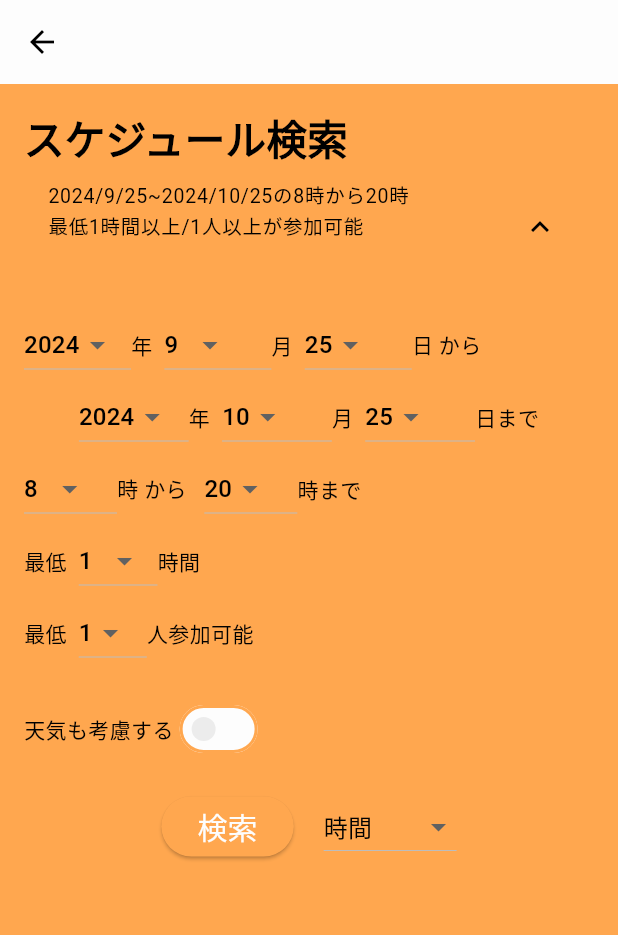
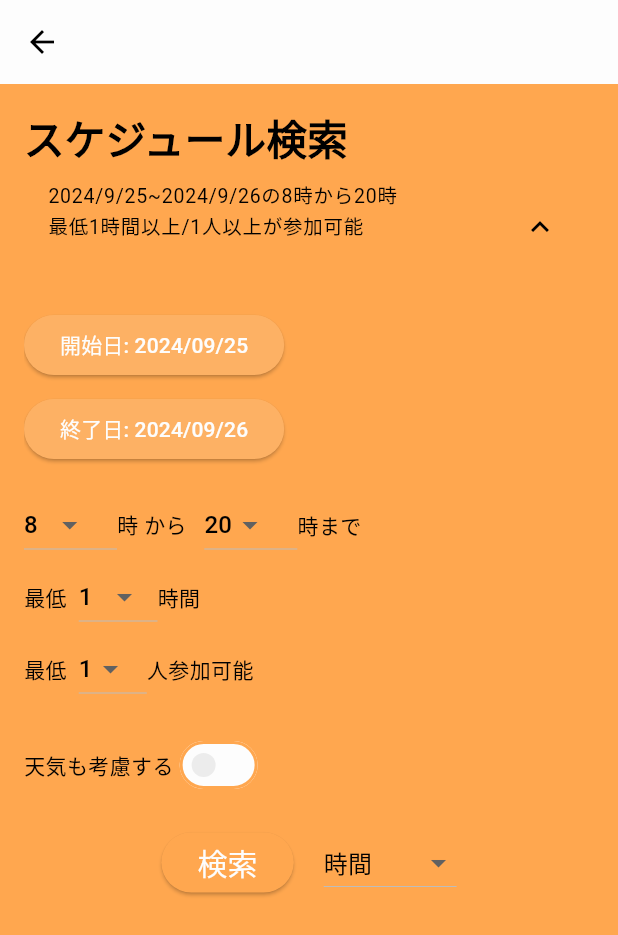
Before and after one commit to JOIMathProject/calendar_sharing, a Flutter app: the SearchSchedule screen opened directly with empty values, on a phone screen of 412 x 824 dp. Shown: the top 935 px of the screen. Run offline on Flutter 3.47's test engine with Material 3 defaults, Android fonts, the phone set to English and light mode, and no system bars; our stand-ins replace badges, flutter_chat_types, flutter_chat_ui, font_awesome_flutter, google_sign_in, image_picker and 2 more; missing offline and left inert: extension_google_sign_in_as_googleapis_auth, googleapis, syncfusion_localizations; accounts and stored records are empty; network calls fail; Roboto replaces fonts that are missing (MPLUSRounded1c-Regular); key blocks and very long unbroken strings in the code were emptied for the run.

Commit message:
updated searchSchedule

```diff
--- a/lib/screen/MyContent.dart
+++ b/lib/screen/MyContent.dart
@@ -43,7 +43,7 @@ class _MyContentState extends State<MyContent> {
         endTime: event.endTime,
         subject: event.summary,
         notes: event.description, // Map description to notes
-        color: event.is_local ? GlobalColor.MainCol : Colors.red, // Different colors
+        color: event.is_local ?  Colors.blue:GlobalColor.MainCol, // Different colors
       );
     }).toList();
 
--- a/lib/screen/SearchSchedule.dart
+++ b/lib/screen/SearchSchedule.dart
@@ -18,13 +18,11 @@ class SearchSchedule extends StatefulWidget {
 }
 
 class _SearchScheduleState extends State<SearchSchedule> {
+
+  DateTime _startDate = DateTime.now();
+  DateTime _endDate = DateTime.now().add(Duration(days: 1)); // Default to next day
+
   DateTime now = DateTime.now();
-  int startYear = DateTime.now().year;
-  int endYear = DateTime.now().year;
-  int startDateMonth = DateTime.now().month;
-  int endDateMonth = DateTime.now().month + 1;
-  int startDateDay = DateTime.now().day;
-  int endDateDay = DateTime.now().day;
   int startTime = 8;
   int endTime = 20;
   int minHours = 1;
@@ -104,29 +102,6 @@ class _SearchScheduleState extends State<SearchSchedule> {
 
   List<SearchResultEvent> searchResults = [];
   final expansionTileController = ExpansionTileController();
-  List<int> getAvailableDays(int year, int month) {
-    int lastDayOfMonth = DateTime(year, month + 1, 0).day;
-    DateTime selectedDate = DateTime(year, month, 1);
-    int startDayLimit =
-    (selectedDate.isAfter(now) || selectedDate.isAtSameMomentAs(now))
-        ? 1
-        : now.day + 1;
-
-    if (year == startYear && month == startDateMonth) {
-      startDayLimit = startDateDay;
-    }
-
-    // Ensure today's date is not included in the available days
-    if (year == now.year && month == now.month) {
-      if (startDayLimit <= now.day) {
-        startDayLimit = now.day + 1;
-      }
-    }
-
-    return List.generate(
-        lastDayOfMonth - startDayLimit + 1, (index) => startDayLimit + index);
-  }
-
   String? primaryCalendar;
   Future<void> getPrimaryCalendar() async {
     primaryCalendar = await GetGroupPrimaryCalendar().getGroupPrimaryCalendar(widget.groupId,Provider.of<UserData>(context, listen: false).uid);
@@ -134,60 +109,6 @@ class _SearchScheduleState extends State<SearchSchedule> {
   Future<void> _getGroupUsers() async {
     users = await GetUserInGroup().getUserInGroup(widget.groupId!);
     users.remove(users.firstWhere((element) => element.uid == Provider.of<UserData>(context, listen: false).uid));
-  }
-
-  List<int> getAvailableDaysStart(int year, int month) {
-    int lastDayOfMonth = DateTime(year, month + 1, 0).day;
-    int startDayLimit = 1;
-
-    if (year == startYear && month == DateTime.now().month) {
-      startDayLimit = DateTime.now().day;
-    }
-    return List.generate(
-        lastDayOfMonth - startDayLimit + 1, (index) => startDayLimit + index);
-  }
-
-  List<int> getAvailableMonths(int year) {
-    int startMonthLimit = (year == now.year) ? now.month : 1;
-
-    if (year == startYear) {
-      startMonthLimit = startDateMonth;
-    }
-    return List.generate(
-        12 - startMonthLimit + 1, (index) => startMonthLimit + index);
-  }
-
-  List<int> getAvailableMonthsStart(int year) {
-    int startMonthLimit = (year == now.year) ? now.month : 1;
-
-    if (year == startYear) {
-      startMonthLimit = DateTime.now().month;
-    }
-    return List.generate(
-        12 - startMonthLimit + 1, (index) => startMonthLimit + index);
-  }
-
-  List<int> getAvailableYears() {
-    return years.where((year) {
-      DateTime startDate = DateTime(startYear, startDateMonth, startDateDay);
-      DateTime endDate = DateTime(year, endDateMonth, endDateDay);
-      return endDate.isAfter(now) &&
-          endDate.isBefore(
-              startDate.add(Duration(days: 182))); // Limit to 6 months
-    }).toList();
-  }
-
-  void _adjustEndDate() {
-    DateTime startDate = DateTime(startYear, startDateMonth, startDateDay);
-    DateTime endDate = DateTime(endYear, endDateMonth, endDateDay);
-
-    if (startDate.isAfter(endDate)) {
-      setState(() {
-        endYear = startYear;
-        endDateMonth = startDateMonth;
-        endDateDay = startDateDay;
-      });
-    }
   }
 
   Future<void> _getGroupSize() async {
@@ -381,18 +302,19 @@ class _SearchScheduleState extends State<SearchSchedule> {
         String formatWithLeadingZero(int value) {
           return value.toString().padLeft(2, '0');
         }
+        String formatDate(DateTime date) {
+          return DateFormat('yyyy-MM-dd').format(date);
+        }
+        String formattedStartDate = formatDate(_startDate);
+        String formattedEndDate = formatDate(_endDate);
 
-        String formattedStartDateMonth = formatWithLeadingZero(startDateMonth);
-        String formattedEndDateMonth = formatWithLeadingZero(endDateMonth);
-        String formattedStartDateDay = formatWithLeadingZero(startDateDay);
-        String formattedEndDateDay = formatWithLeadingZero(endDateDay);
         String formattedStartTime = formatWithLeadingZero(startTime);
         String formattedEndTime = formatWithLeadingZero(endTime);
 
         searchResults = await SearchContentScheduleWeather().searchContentScheduleWeather(
           widget.groupId.toString(),
-          '$startYear-$formattedStartDateMonth-$formattedStartDateDay',
-          '$endYear-$formattedEndDateMonth-$formattedEndDateDay',
+          formattedStartDate,
+          formattedEndDate,
           formattedStartTime,
           '00',
           formattedEndTime,
@@ -413,18 +335,19 @@ class _SearchScheduleState extends State<SearchSchedule> {
         String formatWithLeadingZero(int value) {
           return value.toString().padLeft(2, '0');
         }
+        String formatDate(DateTime date) {
+          return DateFormat('yyyy-MM-dd').format(date);
+        }
+        String formattedStartDate = formatDate(_startDate);
+        String formattedEndDate = formatDate(_endDate);
 
-        String formattedStartDateMonth = formatWithLeadingZero(startDateMonth);
-        String formattedEndDateMonth = formatWithLeadingZero(endDateMonth);
-        String formattedStartDateDay = formatWithLeadingZero(startDateDay);
-        String formattedEndDateDay = formatWithLeadingZero(endDateDay);
         String formattedStartTime = formatWithLeadingZero(startTime);
         String formattedEndTime = formatWithLeadingZero(endTime);
 
         searchResults = await SearchContentSchedule().searchContentSchedule(
           widget.groupId,
-          '$startYear-$formattedStartDateMonth-$formattedStartDateDay',
-          '$endYear-$formattedEndDateMonth-$formattedEndDateDay',
+          formattedStartDate,
+          formattedEndDate,
           formattedStartTime,
           '00',
           formattedEndTime,
@@ -481,8 +404,90 @@ class _SearchScheduleState extends State<SearchSchedule> {
         });
       }
     });
+  }Future<void> _pickStartDate() async {
+    DateTime today = DateTime.now();
+    DateTime firstSelectableDate = DateTime(today.year, today.month, today.day);
+
+    DateTime? pickedDate = await showDatePicker(
+      context: context,
+      initialDate: _startDate.isBefore(firstSelectableDate) ? firstSelectableDate : _startDate,
+      firstDate: firstSelectableDate, // Prevent selecting dates before today
+      lastDate: DateTime(2101),
+      builder: (BuildContext context, Widget? child) {
+        return Theme(
+          data: ThemeData(
+            colorScheme: ColorScheme.light(
+              primary: GlobalColor.MainCol, // Header background color (selected day)
+              onPrimary: Colors.black, // Header text color
+              surface: GlobalColor.SubCol, // Dialog background color
+              onSurface: Colors.black, // Body text color (dates)
+            ),
+            dialogBackgroundColor: GlobalColor.SubCol, // Dialog background
+            textButtonTheme: TextButtonThemeData(
+              style: TextButton.styleFrom(
+                backgroundColor: GlobalColor.MainCol,
+                foregroundColor: GlobalColor.SubCol, // Button text color
+              ),
+            ),
+            textTheme: TextTheme(
+              bodyMedium: TextStyle(color: Colors.black), // Date text color
+            ),
+          ),
+          child: child!,
+        );
+      },
+    );
+
+    if (pickedDate != null) {
+      setState(() {
+        _startDate = pickedDate;
+
+        // **Updated Logic:** If the new Start Date is after the current End Date,
+        // adjust the End Date to be the same as the new Start Date
+        if (_endDate.isBefore(_startDate)) {
+          _endDate = _startDate;
+        }
+      });
+    }
   }
 
+  Future<void> _pickEndDate() async {
+    DateTime? pickedDate = await showDatePicker(
+      context: context,
+      initialDate: _endDate.isBefore(_startDate) ? _startDate : _endDate,
+      firstDate: _startDate, // End date cannot be before Start date
+      lastDate: DateTime(2101),
+      builder: (BuildContext context, Widget? child) {
+        return Theme(
+          data: ThemeData(
+            colorScheme: ColorScheme.light(
+              primary: GlobalColor.MainCol, // Header background color (selected day)
+              onPrimary: Colors.black, // Header text color
+              surface: GlobalColor.SubCol, // Dialog background color
+              onSurface: Colors.black, // Body text color (dates)
+            ),
+            dialogBackgroundColor: GlobalColor.SubCol, // Dialog background
+            textButtonTheme: TextButtonThemeData(
+              style: TextButton.styleFrom(
+                backgroundColor: GlobalColor.MainCol,
+                foregroundColor: GlobalColor.SubCol, // Button text color
+              ),
+            ),
+            textTheme: TextTheme(
+              bodyMedium: TextStyle(color: Colors.black), // Date text color
+            ),
+          ),
+          child: child!,
+        );
+      },
+    );
+
+    if (pickedDate != null) {
+      setState(() {
+        _endDate = pickedDate;
+      });
+    }
+  }
 
   @override
   Widget build(BuildContext context) {
@@ -492,25 +497,6 @@ class _SearchScheduleState extends State<SearchSchedule> {
 
     if (!hours.where((hour) => hour >= startTime).contains(endTime)) {
       endTime = hours.where((hour) => hour >= startTime).first;
-    }
-
-    if (!getAvailableDays(startYear, startDateMonth).contains(startDateDay)) {
-      startDateDay = getAvailableDaysStart(startYear, startDateMonth).first;
-    }
-
-    if (!getAvailableDays(endYear, endDateMonth).contains(endDateDay)) {
-      endDateDay = getAvailableDays(endYear, endDateMonth).first;
-    }
-    List<int> availableStartDays =
-        getAvailableDaysStart(startYear, startDateMonth);
-    if (!availableStartDays.contains(startDateDay)) {
-      startDateDay =
-          availableStartDays.isNotEmpty ? availableStartDays.first : 1;
-    }
-
-    List<int> availableEndDays = getAvailableDays(endYear, endDateMonth);
-    if (!availableEndDays.contains(endDateDay)) {
-      endDateDay = availableEndDays.isNotEmpty ? availableEndDays.first : 1;
     }
     return Scaffold(
       appBar: AppBar(
@@ -539,7 +525,7 @@ class _SearchScheduleState extends State<SearchSchedule> {
                 controller: expansionTileController,
                 initiallyExpanded: true,
                 title: Text(
-                    '${startYear}/${startDateMonth}/${startDateDay}~${endYear}/${endDateMonth}/${endDateDay}の${startTime}時から${endTime}時\n'
+                    '${_startDate.year}/${_startDate.month}/${_startDate.day}~${_endDate.year}/${_endDate.month}/${_endDate.day}の${startTime}時から${endTime}時\n'
                         '最低${minHours}時間以上/${minParticipants}人以上が参加可能\n'
                         '${(selectedRegion != null && considerWeather == true) ? selectedRegion : ''} '
                         '${(selectedCity != null && considerWeather == true) ? selectedCity : ''} '
@@ -547,87 +533,43 @@ class _SearchScheduleState extends State<SearchSchedule> {
                 dense: true,
                 children: [
                   SizedBox(height: 16.0),
+                  // Start Date Picker Button
                   Row(
                     children: [
-                      _buildDropdown(getAvailableYears(), startYear,
-                          (newValue) {
-                        setState(() {
-                          startYear = newValue!;
-                          if (startYear == endYear &&
-                              startDateMonth > endDateMonth) {
-                            endDateMonth = startDateMonth;
-                          }
-                          _adjustEndDate();
-                        });
-                      }),
-                      Text('年'),
+                      ElevatedButton(
+                        onPressed: _pickStartDate,
+                        child: Text(
+                          '開始日: ${DateFormat('yyyy/MM/dd').format(_startDate)}',
+                          style: TextStyle(color: GlobalColor.SubCol),
+                        ),
+                        style: ElevatedButton.styleFrom(
+                          backgroundColor: GlobalColor.MainCol,
+                        ),
+                      ),
                       SizedBox(width: 8.0),
-                      _buildDropdown(
-                          getAvailableMonthsStart(startYear), startDateMonth,
-                          (newValue) {
-                        setState(() {
-                          startDateMonth = newValue!;
-                          if (!getAvailableDaysStart(startYear, startDateMonth)
-                              .contains(startDateDay)) {
-                            startDateDay =
-                                getAvailableDaysStart(startYear, startDateMonth)
-                                    .first;
-                          }
-                          _adjustEndDate();
-                        });
-                      }),
-                      Text('月'),
-                      SizedBox(width: 8.0),
-                      _buildDropdown(
-                          getAvailableDaysStart(startYear, startDateMonth),
-                          startDateDay, (newValue) {
-                        setState(() {
-                          startDateDay = newValue!;
-                          _adjustEndDate();
-                        });
-                      }),
-                      Text('日 から '),
-                      Spacer(flex: 2),
+                      Spacer(),
                     ],
                   ),
+                  SizedBox(height: 8.0),
+                  // End Date Picker Button
                   Row(
                     children: [
-                      Spacer(flex: 1),
-                      _buildDropdown(getAvailableYears(), endYear, (newValue) {
-                        setState(() {
-                          endYear = newValue!;
-                          _adjustEndDate();
-                        });
-                      }),
-                      Text('年'),
+                      ElevatedButton(
+                        onPressed: _pickEndDate,
+                        child: Text(
+                          '終了日: ${DateFormat('yyyy/MM/dd').format(_endDate)}',
+                          style: TextStyle(color: GlobalColor.SubCol),
+                        ),
+                        style: ElevatedButton.styleFrom(
+                          backgroundColor: GlobalColor.MainCol,
+                        ),
+                      ),
                       SizedBox(width: 8.0),
-                      _buildDropdown(getAvailableMonths(endYear), endDateMonth,
-                          (newValue) {
-                        setState(() {
-                          endDateMonth = newValue!;
-                          _adjustEndDate();
-                        });
-                      }),
-                      Text('月'),
-                      SizedBox(width: 8.0),
-                      _buildDropdown(
-                          getAvailableDays(endYear, endDateMonth), endDateDay,
-                          (newValue) {
-                        setState(() {
-                          endDateDay = newValue!;
-                          if (!getAvailableDays(endYear, endDateMonth)
-                              .contains(endDateDay)) {
-                            endDateDay =
-                                getAvailableDaysStart(endYear, endDateMonth)
-                                    .first;
-                          }
-                          _adjustEndDate();
-                        });
-                      }),
-                      Text('日まで'),
-                      Spacer(flex: 1),
+                      Spacer(),
                     ],
                   ),
+                  SizedBox(height: 16.0),
+                  // Time Selection (Remains as Dropdowns)
                   Row(
                     children: [
                       _buildDropdown(hours, startTime, (newValue) {
@@ -651,6 +593,7 @@ class _SearchScheduleState extends State<SearchSchedule> {
                       Spacer(flex: 5),
                     ],
                   ),
+                  // ... Rest of the widgets remain unchanged
                   Row(
                     children: [
                       Text('最低'),
@@ -680,6 +623,7 @@ class _SearchScheduleState extends State<SearchSchedule> {
                     ],
                   ),
                   SizedBox(height: 16.0),
+                  // Weather Consideration Switch and Options
                   Row(
                     children: [
                       Text('天気も考慮する'),
@@ -739,8 +683,8 @@ class _SearchScheduleState extends State<SearchSchedule> {
                               isSunny = value!;
                             });
                           },
-                          activeColor: GlobalColor
-                              .SubCol, // color of the checkbox when selected
+                          activeColor:
+                          GlobalColor.SubCol, // color of the checkbox when selected
                           checkColor:
                           GlobalColor.MainCol, // color of the checkmark
                         ),
@@ -752,8 +696,8 @@ class _SearchScheduleState extends State<SearchSchedule> {
                               isCloudy = value!;
                             });
                           },
-                          activeColor: GlobalColor
-                              .SubCol, // color of the checkbox when selected
+                          activeColor:
+                          GlobalColor.SubCol, // color of the checkbox when selected
                           checkColor:
                           GlobalColor.MainCol, // color of the checkmark
                         ),
@@ -765,8 +709,8 @@ class _SearchScheduleState extends State<SearchSchedule> {
                               isRainy = value!;
                             });
                           },
-                          activeColor: GlobalColor
-                              .SubCol, // color of the checkbox when selected
+                          activeColor:
+                          GlobalColor.SubCol, // color of the checkbox when selected
                           checkColor:
                           GlobalColor.MainCol, // color of the checkmark
                         ),
@@ -778,8 +722,8 @@ class _SearchScheduleState extends State<SearchSchedule> {
                               isSnowy = value!;
                             });
                           },
-                          activeColor: GlobalColor
-                              .SubCol, // color of the checkbox when selected
+                          activeColor:
+                          GlobalColor.SubCol, // color of the checkbox when selected
                           checkColor:
                           GlobalColor.MainCol, // color of the checkmark
                         ),
@@ -797,14 +741,17 @@ class _SearchScheduleState extends State<SearchSchedule> {
                   top: 0,
                   right: 0,
                   child: Padding(
-                  padding: const EdgeInsets.all(8.0), // Add padding for a better appearance
-                  child:considerWeather? Text(
+                    padding:
+                    const EdgeInsets.all(8.0), // Add padding for a better appearance
+                    child: considerWeather
+                        ? Text(
                       '出典：気象庁ＨＰ',
                       style: TextStyle(
                         fontSize: 10, // Smaller font size
                         color: Colors.black87, // Light font color
                       ),
-                  ):Container(),
+                    )
+                        : Container(),
                   ),
                 ),
                 Center(
@@ -814,7 +761,8 @@ class _SearchScheduleState extends State<SearchSchedule> {
                       ElevatedButton(
                         onPressed: _searchSchedule,
                         child: Text('検索',
-                          style: TextStyle(fontSize: 20, color: GlobalColor.SubCol)),
+                            style: TextStyle(
+                                fontSize: 20, color: GlobalColor.SubCol)),
                       ),
                       SizedBox(width: 20), // Spacing between button and dropdown
                       DropdownButton<SortOrder>(
@@ -843,8 +791,6 @@ class _SearchScheduleState extends State<SearchSchedule> {
                 ),
               ],
             ),
-
-
             SizedBox(height: 16.0),
             Expanded(
               child: ListView.builder(
@@ -957,6 +903,7 @@ class _SearchScheduleState extends State<SearchSchedule> {
       ),
     );
   }
+
 
   Widget _buildDropdown(
       List<int> options, int value, ValueChanged<int?> onChanged) {
--- a/lib/screen/addEventToMyContents.dart
+++ b/lib/screen/addEventToMyContents.dart
@@ -470,7 +470,7 @@ class _AddEventToMyContentsState extends State<AddEventToMyContents> {
                           ),
                           child: Text(
                             '${_startDateTime.toLocal()}'.split('.')[0],
-                            style: TextStyle(fontSize: 16, color: Colors.blue),
+                            style: TextStyle(fontSize: 16, color: GlobalColor.MainCol),
                           ),
                         ),
                       ),
@@ -495,7 +495,7 @@ class _AddEventToMyContentsState extends State<AddEventToMyContents> {
                           ),
                           child: Text(
                             '${_endDateTime.toLocal()}'.split('.')[0],
-                            style: TextStyle(fontSize: 16, color: Colors.blue),
+                            style: TextStyle(fontSize: 16, color: GlobalColor.MainCol),
                           ),
                         ),
                       ),
--- a/lib/services/APIcalls.dart
+++ b/lib/services/APIcalls.dart
@@ -825,6 +825,7 @@ class DeleteCalendarFromContents {
 class GetMyContentsSchedule {
   Future<List<eventInformation>> getMyContentsSchedule(
       String? uid, String? cid, String? from, String? to) async {
+    print('uid:$uid,cid:$cid,from:$from,to:$to');
     final url = Uri.parse(
         'https://calendar-api.woody1227.com/user/$uid/contents/$cid/events/$from/$to');
     final response = await http.get(url, headers: {'API_KEY': APIKey});
@@ -839,7 +840,7 @@ class GetMyContentsSchedule {
           endTime: DateTime.parse(group['end_dateTime']),
           summary: group['summary'],
           description: group['description'],
-          is_local: group['is_local'] == 0 ? false : true,
+          is_local: group['is_local'] == '0' ? false : true,
       )
 
       );
```
Lines whose indentation alone changed are shown as unchanged.
